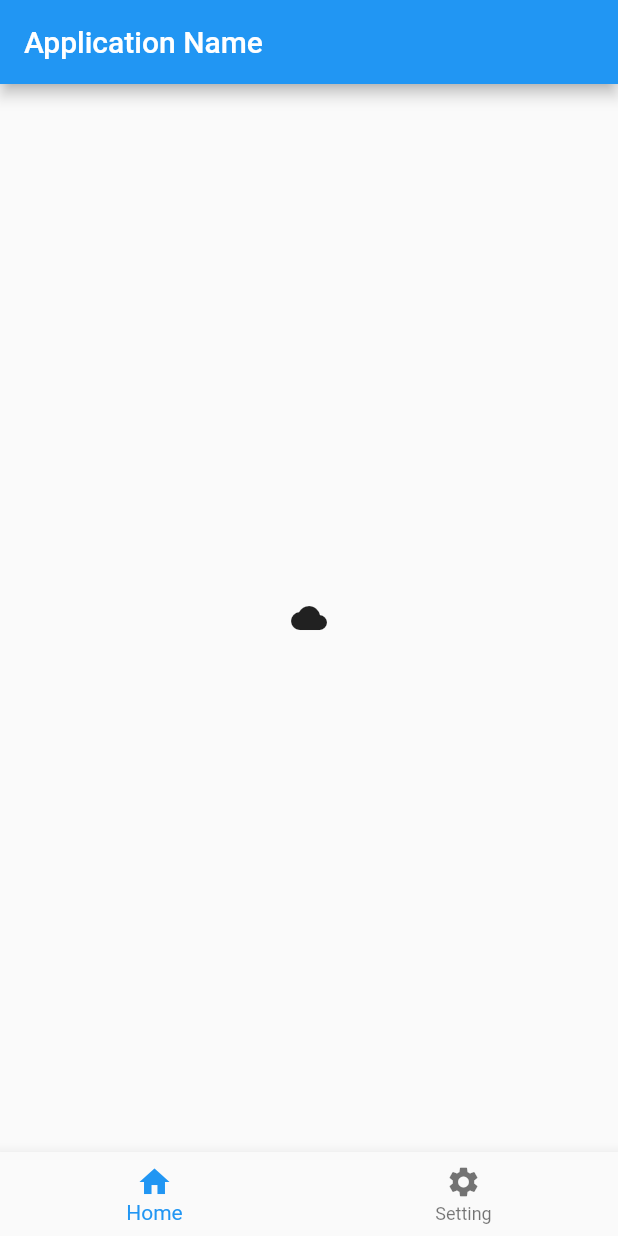
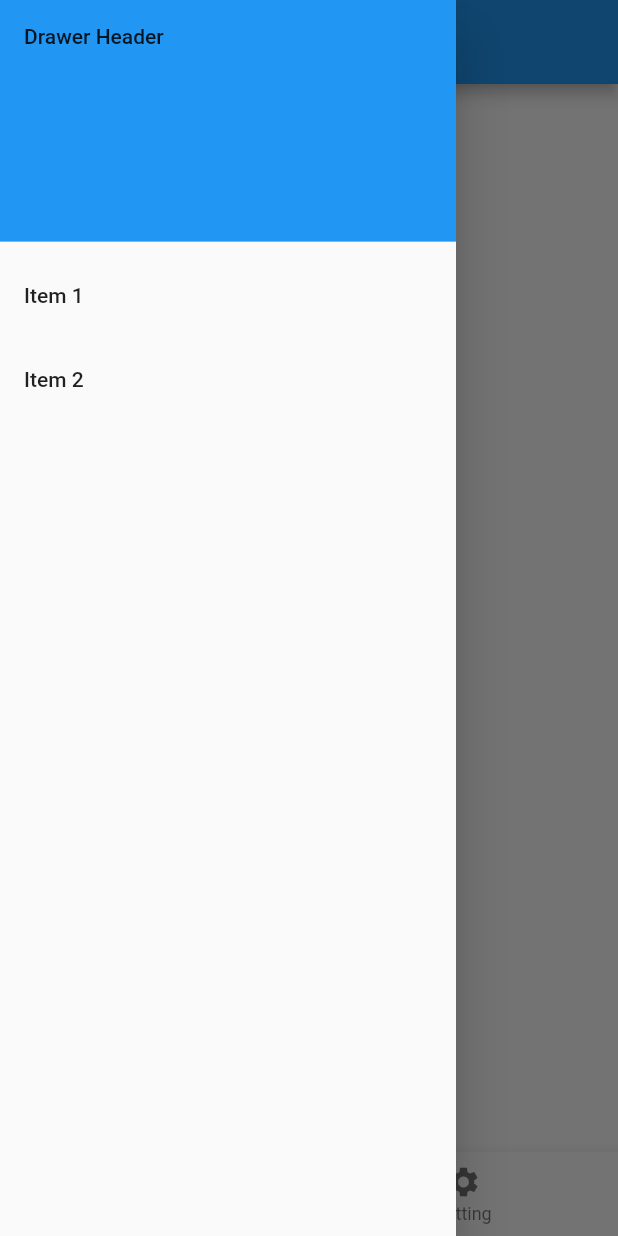
Before and after one commit to kazumaz/dama_app, a Flutter app: the screen it shows after launch, with the side drawer open (before the commit the screen has no drawer), on a phone screen of 412 x 824 dp. Run offline on Flutter 3.47's test engine with Material 2 defaults, Android fonts, the phone set to English and light mode, and no system bars.

Commit message:
Drawerを追加

```diff
--- a/lib/main.dart
+++ b/lib/main.dart
@@ -59,25 +59,18 @@ class _MyHomePageState extends State<MyHomePage> {
         currentIndex: _page,
         onTap: onTapBottomNavigation,
         items: [
+          BottomNavigationBarItem(icon: Icon(Icons.home), title: Text("Home")),
           BottomNavigationBarItem(
-              icon: Icon(Icons.home),
-              title: Text("Home")
-          ),
-          BottomNavigationBarItem(
-              icon: Icon(Icons.settings),
-              title: Text("Setting")
-          ),
+              icon: Icon(Icons.settings), title: Text("Setting")),
         ],
       ),
+      drawer: myDrawer(),
     );
   }
 
   void onTapBottomNavigation(int page) {
-    _pageController.animateToPage(
-        page,
-        duration: const Duration(milliseconds: 300),
-        curve: Curves.ease
-    );
+    _pageController.animateToPage(page,
+        duration: const Duration(milliseconds: 300), curve: Curves.ease);
   }
 
   void onPageChanged(int page) {
@@ -87,22 +80,48 @@ class _MyHomePageState extends State<MyHomePage> {
   }
 }
 
-
-
 class HomePage extends StatelessWidget {
   @override
   Widget build(BuildContext context) {
-    return Scaffold(
-        body: Center(child: Icon(Icons.cloud)));
+    return Scaffold(body: Center(child: Icon(Icons.cloud)));
   }
 }
-
-
 
 class SettingsPage extends StatelessWidget {
   @override
   Widget build(BuildContext context) {
-    return Scaffold(
-        body: Center(child: Icon(Icons.cloud)));
+    return Scaffold(body: Center(child: Icon(Icons.cloud)));
   }
 }
+
+Widget myDrawer() {
+  return Drawer(
+    // Add a ListView to the drawer. This ensures the user can scroll
+    // through the options in the drawer if there isn't enough vertical
+    // space to fit everything.
+    child: ListView(
+      // Important: Remove any padding from the ListView.
+      padding: EdgeInsets.zero,
+      children: <Widget>[
+        DrawerHeader(
+          child: Text('Drawer Header'),
+          decoration: BoxDecoration(
+            color: Colors.blue,
+          ),
+        ),
+        ListTile(
+          title: Text('Item 1'),
+          onTap: () {
+            // Navigator.pop(context);
+          },
+        ),
+        ListTile(
+          title: Text('Item 2'),
+          onTap: () {
+            // Navigator.pop(context);
+          },
+        ),
+      ],
+    ),
+  );
+}
```
